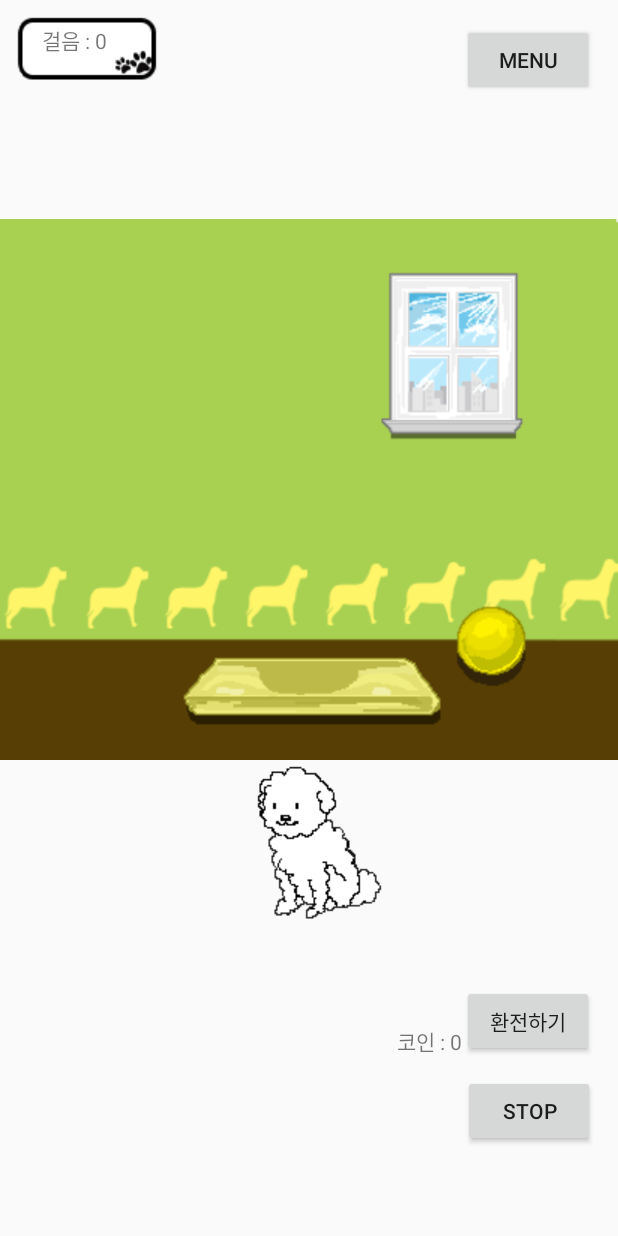
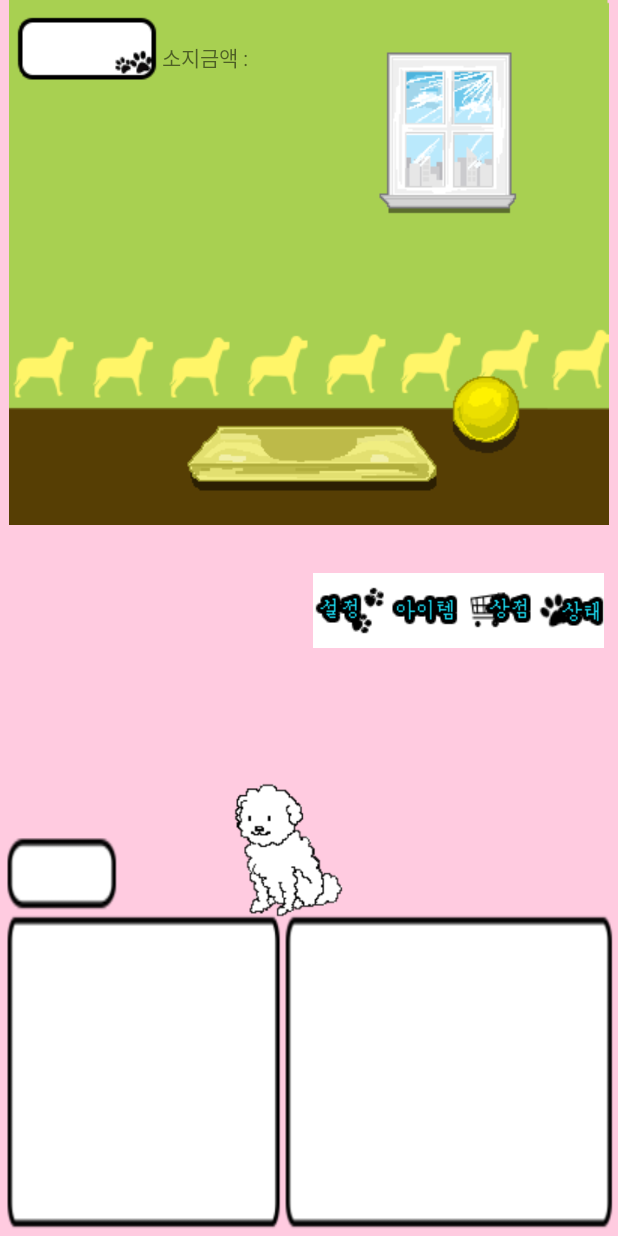
Before and after one commit to flat5u29/manbogi, an Android app: the layout activity_main.xml on its own in the app's theme, with its tools: preview values and no code run, on a phone screen of 412 x 824 dp. Run offline under Robolectric (Android 15) with nearby library versions, the phone set to English and light mode, and no system bars.

Commit message:
Mainxml 작업 중..

```diff
--- a/app/src/main/res/layout/activity_main.xml
+++ b/app/src/main/res/layout/activity_main.xml
@@ -4,16 +4,18 @@
     xmlns:tools="http://schemas.android.com/tools"
     android:layout_width="match_parent"
     android:layout_height="match_parent"
+    android:background="@drawable/background"
     tools:context=".MainActivity"
     tools:layout_editor_absoluteY="81dp">
 
     <ImageView
         android:id="@+id/imageView3"
         android:layout_width="0dp"
-        android:layout_height="0dp"
-        android:layout_marginBottom="4dp"
-        app:layout_constraintBottom_toTopOf="@+id/exchange"
+        android:layout_height="wrap_content"
+        android:layout_marginBottom="32dp"
+        app:layout_constraintBottom_toTopOf="@+id/linearLayout"
         app:layout_constraintEnd_toEndOf="parent"
+        app:layout_constraintHorizontal_bias="0.0"
         app:layout_constraintStart_toStartOf="parent"
         app:layout_constraintTop_toTopOf="parent"
         app:srcCompat="@drawable/wall" />
@@ -21,12 +23,12 @@
     <ImageView
         android:id="@+id/imageView"
         android:layout_width="wrap_content"
-        android:layout_height="wrap_content"
-        android:layout_marginBottom="35dp"
-        android:layout_marginEnd="34dp"
-        android:layout_marginRight="34dp"
-        app:layout_constraintBottom_toBottomOf="@+id/exchange"
-        app:layout_constraintEnd_toStartOf="@+id/exchange"
+        android:layout_height="156dp"
+        android:layout_marginBottom="164dp"
+        android:layout_marginLeft="124dp"
+        android:layout_marginStart="124dp"
+        app:layout_constraintBottom_toBottomOf="parent"
+        app:layout_constraintStart_toStartOf="@+id/imageView3"
         app:srcCompat="@drawable/dog" />
 
     <ImageView
@@ -41,57 +43,58 @@
         app:srcCompat="@drawable/tag" />
 
     <TextView
-        android:id="@+id/cointxt"
+        android:id="@+id/goald"
         android:layout_width="wrap_content"
         android:layout_height="wrap_content"
-        android:text="코인 : 0"
-        app:layout_constraintRight_toLeftOf="@+id/exchange"
-        app:layout_constraintBottom_toBottomOf="@+id/exchange"/>
+        android:layout_marginBottom="9dp"
+        android:text="소지금액 : "
+        app:layout_constraintBottom_toBottomOf="@+id/imageView2"
+        app:layout_constraintStart_toEndOf="@+id/imageView2" />
 
+    <LinearLayout
+        android:id="@+id/linearLayout"
+        android:layout_width="194dp"
+        android:layout_height="0dp"
+        android:layout_marginBottom="8dp"
+        android:layout_marginEnd="9dp"
+        android:layout_marginRight="9dp"
+        android:orientation="vertical"
+        app:layout_constraintBottom_toBottomOf="parent"
+        app:layout_constraintEnd_toEndOf="parent"
+        app:layout_constraintTop_toBottomOf="@+id/imageView3">
 
-    <Button
-        android:id="@+id/exchange"
+        <LinearLayout
+            android:layout_width="match_parent"
+            android:layout_height="match_parent"
+            android:orientation="horizontal">
+
+            <ImageButton
                 android:layout_width="wrap_content"
                 android:layout_height="wrap_content"
-        android:layout_marginBottom="12dp"
-        android:layout_marginEnd="16dp"
-        android:layout_marginRight="16dp"
-        android:text="환전하기"
-        app:layout_constraintBottom_toTopOf="@+id/btnStopService"
-        app:layout_constraintEnd_toEndOf="parent" />
+                android:background="#ffffff"
+                android:src="@drawable/setting" />
 
-    <Button
-        android:id="@+id/btnStopService"
+            <ImageButton
                 android:layout_width="wrap_content"
                 android:layout_height="wrap_content"
-        android:layout_marginBottom="59dp"
-        android:layout_marginEnd="15dp"
-        android:layout_marginRight="15dp"
-        android:text="Stop"
-        app:layout_constraintBottom_toBottomOf="parent"
-        app:layout_constraintEnd_toEndOf="parent" />
+                android:background="#ffffff"
+                android:src="@drawable/items" />
 
-    <TextView
-        android:id="@+id/stepText"
-        android:text="걸음 : 0"
+            <ImageButton
                 android:layout_width="wrap_content"
                 android:layout_height="wrap_content"
-        android:layout_marginLeft="28dp"
-        android:layout_marginStart="28dp"
-        android:layout_marginTop="16dp"
-        app:layout_constraintStart_toStartOf="parent"
-        app:layout_constraintTop_toTopOf="parent" />
+                android:background="#ffffff"
+                android:src="@drawable/store" />
 
-    <Button
-        android:id="@+id/menu"
+            <ImageButton
                 android:layout_width="wrap_content"
                 android:layout_height="wrap_content"
-        android:layout_marginEnd="16dp"
-        android:layout_marginRight="16dp"
-        android:layout_marginTop="16dp"
-        android:text="Menu"
-        app:layout_constraintEnd_toEndOf="parent"
-        app:layout_constraintTop_toTopOf="parent" />
+                android:background="#ffffff"
+                android:src="@drawable/status" />
+
+        </LinearLayout>
+
+    </LinearLayout>
 
 
 </android.support.constraint.ConstraintLayout>
```
Lines whose indentation alone changed are shown as unchanged.
